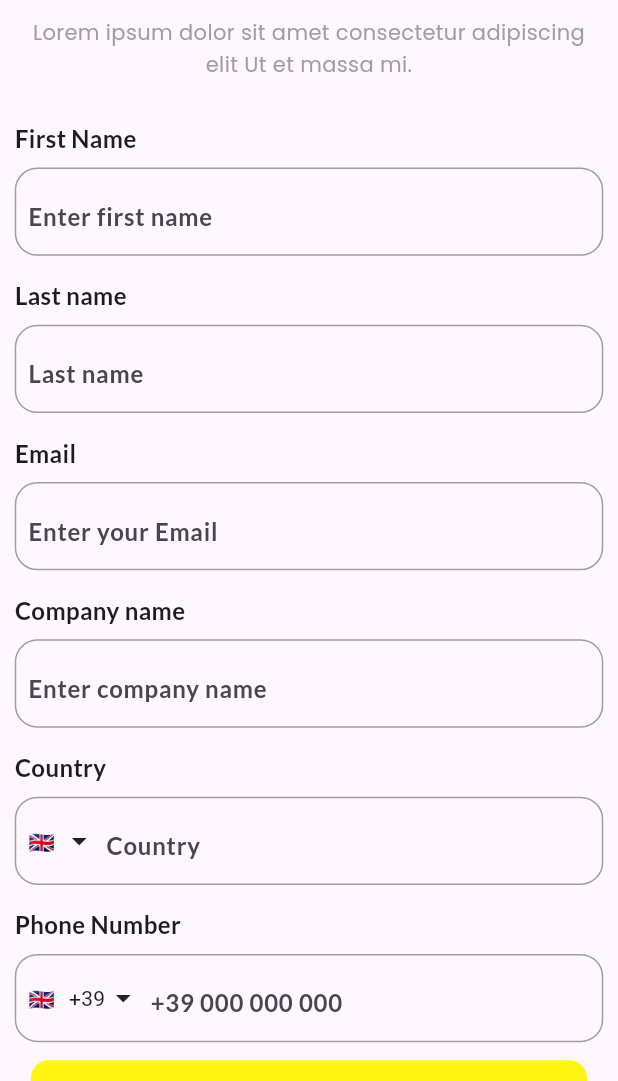
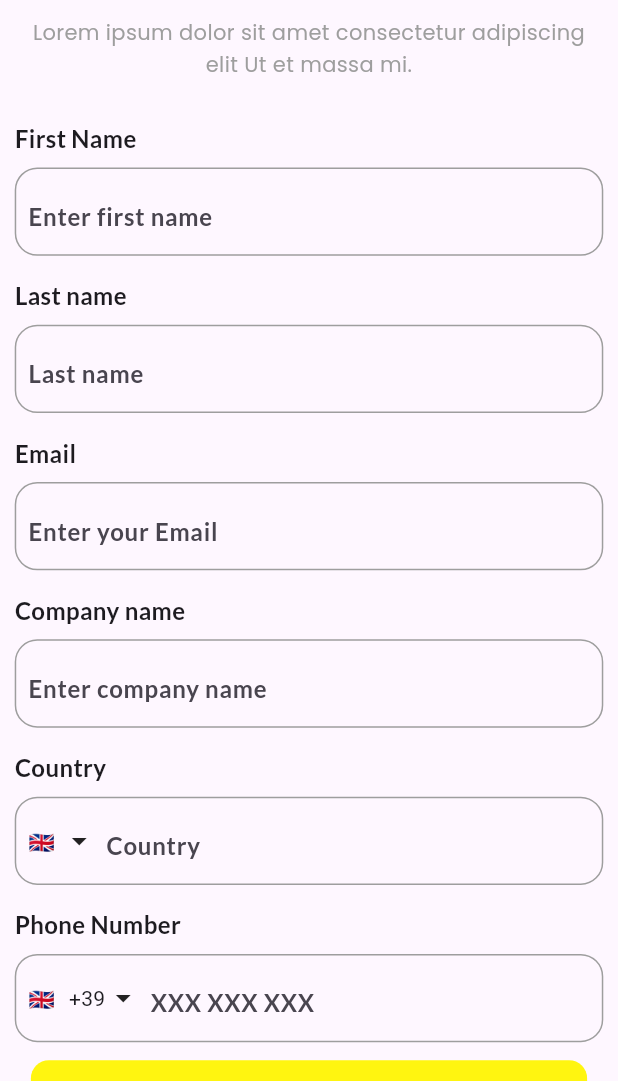
Before and after one commit to Daniel-TheProgrammer/sikatronic_equipment, a Flutter app: the RegitrationScreen screen opened by its route, on a phone screen of 412 x 824 dp, the part 155-1236 px from its top. Run offline on Flutter 3.47's test engine with Material 2 defaults, Android fonts, the phone set to English and light mode, and no system bars; our stand-ins replace cloud_firestore, country_picker, device_preview, dropdown_button2, firebase_auth, firebase_core and 5 more; missing offline and left inert: flutter_email_sender; accounts and stored records are empty.

Commit message:
changes_merged

```diff
--- a/lib/screens/Registration_screen/registration.dart
+++ b/lib/screens/Registration_screen/registration.dart
@@ -145,7 +145,7 @@ class RegitrationScreen extends StatelessWidget {
                       return MyInputField(
                         title: 'Phone Number'.tr,
                         hintText:
-                            '+${controller.phoneInit.toString()} 000 000 000',
+                            'XXX XXX XXX',
 
                         allowKeyboard: true,
                         textInputType: TextInputType.phone,
```
